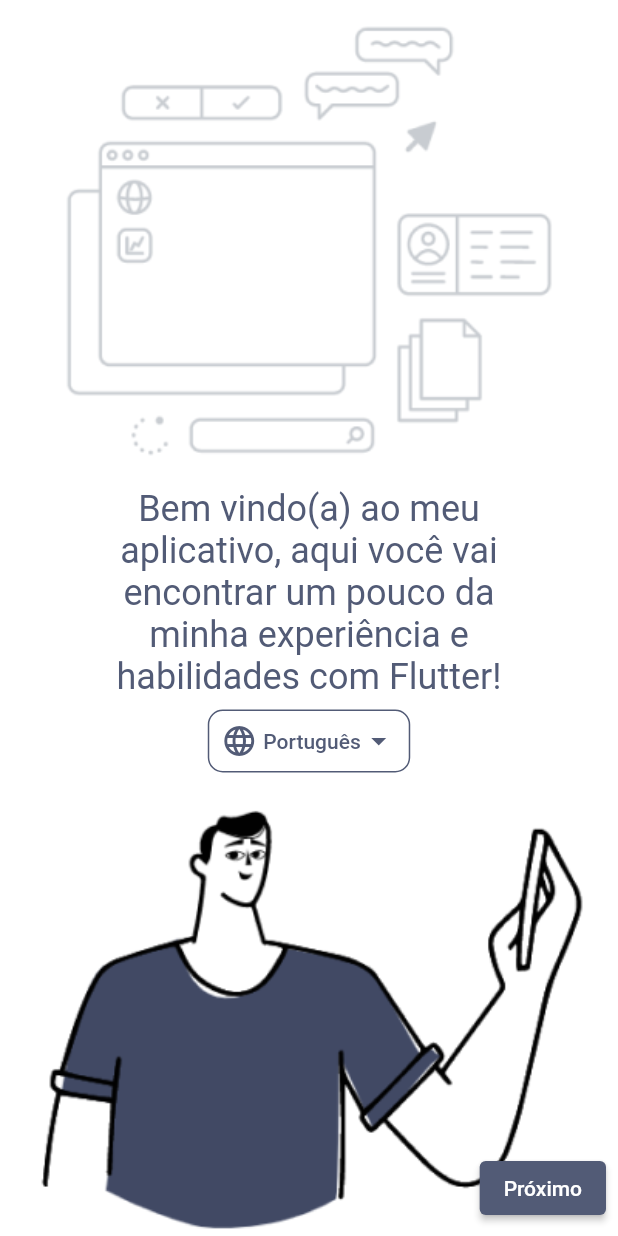
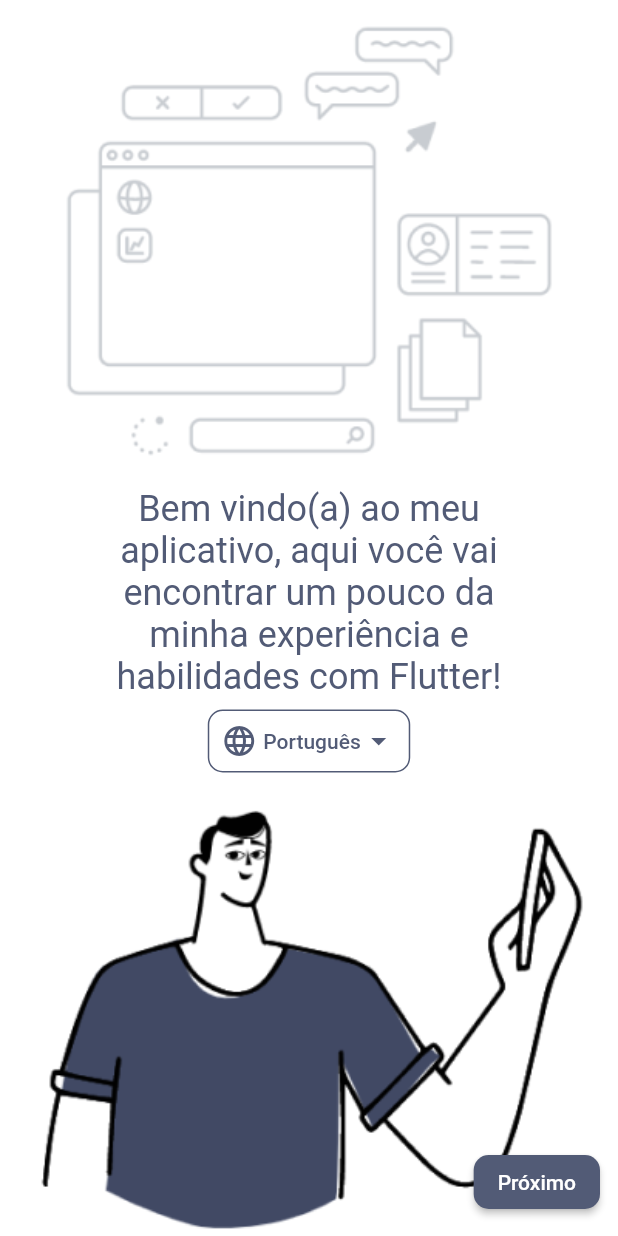
Before and after one commit to xandefreitas/Flutter_Profile, a Flutter app: the screen it shows after launch, on a phone screen of 412 x 824 dp. Run offline on Flutter 3.47's test engine with Material 2 defaults, Android fonts, the phone set to English and light mode, and no system bars; our stand-ins replace shared_preferences, unicons; generated files the repository leaves out were written again.

Commit message:
minor design adjustments

```diff
--- a/lib/screens/OnboardingScreen/components/onboarding_body.dart
+++ b/lib/screens/OnboardingScreen/components/onboarding_body.dart
@@ -35,7 +35,7 @@ class OnboardingBody extends StatelessWidget {
         Align(
           alignment: Alignment.bottomCenter,
           child: Padding(
-            padding: const EdgeInsets.all(8.0),
+            padding: const EdgeInsets.all(12.0),
             child: Row(
               mainAxisAlignment: MainAxisAlignment.end,
               children: [
@@ -57,7 +57,10 @@ class OnboardingBody extends StatelessWidget {
                 const SizedBox(width: 8),
                 ElevatedButton(
                   child: Text(buttonText),
-                  style: ElevatedButton.styleFrom(primary: AppColors.profilePrimary),
+                  style: ElevatedButton.styleFrom(
+                    primary: AppColors.profilePrimary,
+                    shape: RoundedRectangleBorder(borderRadius: BorderRadius.circular(10)),
+                  ),
                   onPressed: onPressed,
                 ),
               ],
```
Also changed, not shown: lib/screens/NavigationManagementScreen/components/custom_bottom_nav_bar.dart (+1 -7 lines).
